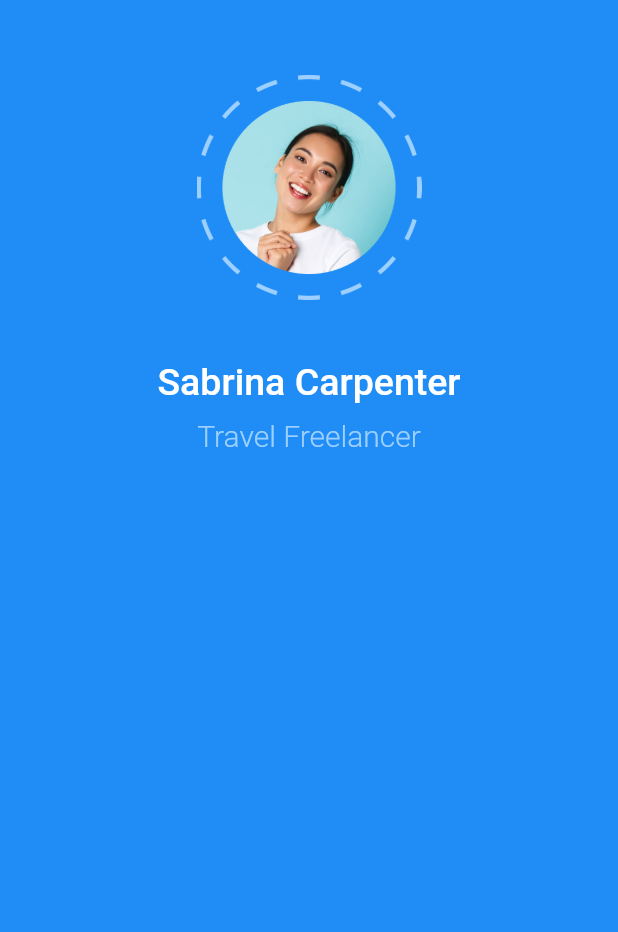
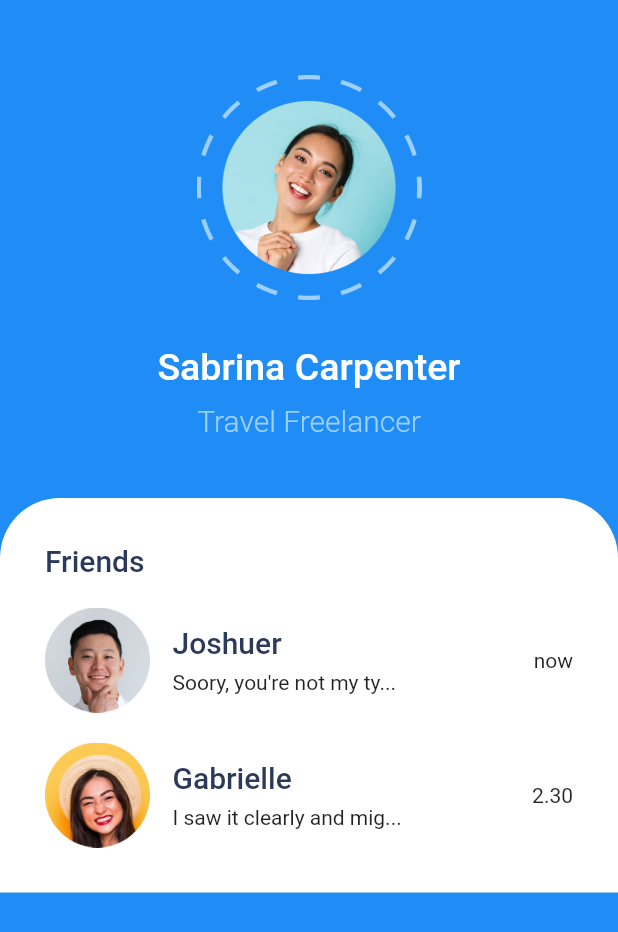
Before and after one commit to arifin1301/slicing-chatty-app, a Flutter app: the screen it shows after launch, on a phone screen of 412 x 824 dp. Shown: the top 932 px of the screen. Run offline on Flutter 3.47's test engine with Material 2 defaults, Android fonts, the light colour scheme and no system bars.

Commit message:
custome widgets

```diff
--- a/lib/pages/home_page.dart
+++ b/lib/pages/home_page.dart
@@ -1,5 +1,6 @@
 import 'package:flutter/material.dart';
 import 'package:chatty_app/theme.dart';
+import 'package:chatty_app/widgets/chat_tile.dart';
 
 class HomePage extends StatelessWidget {
   @override
@@ -19,7 +20,7 @@ class HomePage extends StatelessWidget {
                   height: 150,
                 ),
                 SizedBox(
-                  height: 40,
+                  height: 30,
                 ),
                 Text(
                   "Sabrina Carpenter",
@@ -31,6 +32,39 @@ class HomePage extends StatelessWidget {
                 Text(
                   "Travel Freelancer",
                   style: profileStatus,
+                ),
+                SizedBox(
+                  height: 40,
+                ),
+                Container(
+                  width: double.infinity,
+                  padding: EdgeInsets.all(30.0),
+                  decoration: BoxDecoration(
+                      color: Colors.white,
+                      borderRadius: BorderRadius.vertical(
+                        top: Radius.circular(40),
+                      )),
+                  child: Column(
+                    crossAxisAlignment: CrossAxisAlignment.start,
+                    children: [
+                      Text(
+                        "Friends",
+                        style: title,
+                      ),
+                      ChatTile(
+                        imageUrl: "assets/images/contact_pic1.png",
+                        name: 'Joshuer',
+                        text: "Soory, you're not my ty...",
+                        time: 'now',
+                      ),
+                      ChatTile(
+                        imageUrl: "assets/images/contact_pic2.png",
+                        name: 'Gabrielle',
+                        text: "I saw it clearly and mig...",
+                        time: '2.30',
+                      ),
+                    ],
+                  ),
                 )
               ],
             ),
--- a/lib/theme.dart
+++ b/lib/theme.dart
@@ -14,8 +14,8 @@ TextStyle time = TextStyle(
 
 TextStyle title = TextStyle(
   color: blueDark,
-  fontWeight: FontWeight.w400,
-  fontSize: 16,
+  fontWeight: FontWeight.w500,
+  fontSize: 20,
 );
 
 TextStyle ProfileName = TextStyle(
--- /dev/null
+++ b/lib/widgets/chat_tile.dart
@@ -0,0 +1,50 @@
+import 'package:flutter/material.dart';
+import 'package:chatty_app/theme.dart';
+
+class ChatTile extends StatelessWidget {
+  final imageUrl;
+  final name;
+  final text;
+  final time;
+
+  ChatTile({
+    this.imageUrl,
+    this.name,
+    this.text,
+    this.time,
+  });
+
+  @override
+  Widget build(BuildContext context) {
+    return Padding(
+      padding: const EdgeInsets.only(top: 20.0),
+      child: Row(
+        children: [
+          Image.asset(
+            imageUrl,
+            height: 70,
+            width: 70,
+          ),
+          SizedBox(
+            width: 15,
+          ),
+          Column(
+            crossAxisAlignment: CrossAxisAlignment.start,
+            children: [
+              Text(
+                name,
+                style: title,
+              ),
+              SizedBox(
+                height: 7,
+              ),
+              Text(text)
+            ],
+          ),
+          Spacer(),
+          Text(time)
+        ],
+      ),
+    );
+  }
+}
```
Also changed, not shown: 1 other file.
